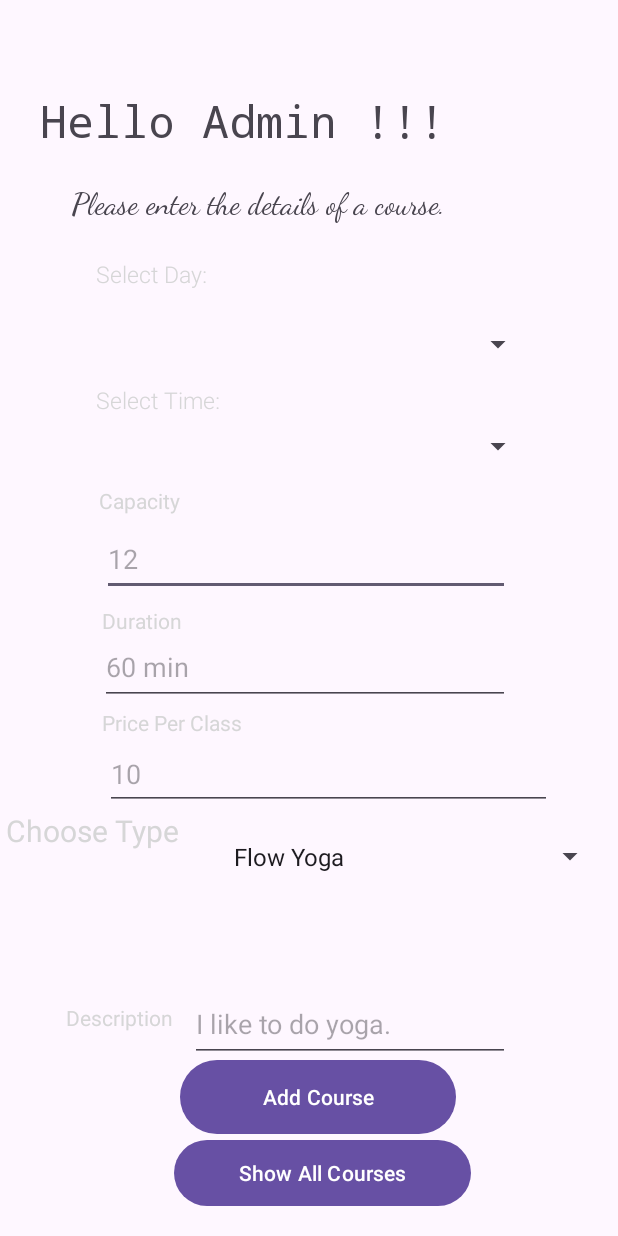
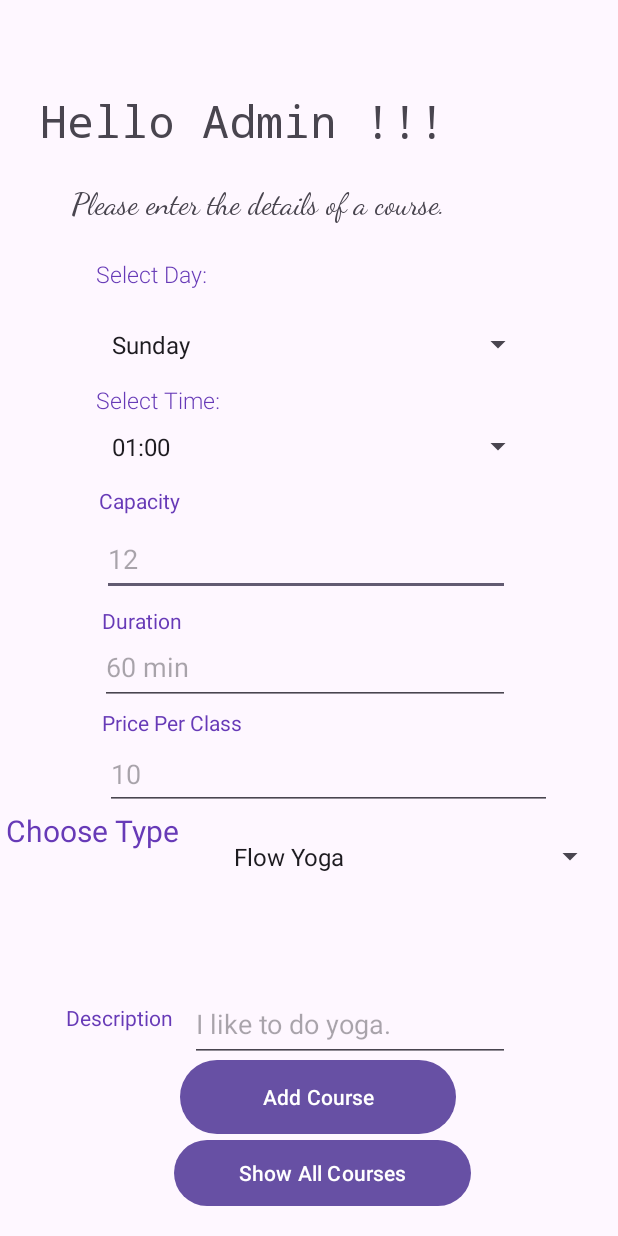
Before and after one commit to ComEngAlishba/YogaApp, an Android app: the MainActivity screen opened directly, with no data from a screen before it, on a phone screen of 412 x 824 dp. Run offline under Robolectric (Android 15) with nearby library versions, the phone set to English and light mode, and no system bars.

Commit message:
resolve error

```diff
--- a/UniversalYogaApp/app/src/main/res/layout/activity_main.xml
+++ b/UniversalYogaApp/app/src/main/res/layout/activity_main.xml
@@ -37,7 +37,7 @@
         android:layout_marginTop="324dp"
         android:layout_marginEnd="292dp"
         android:text="Capacity"
-        android:textColor="@color/teal"
+        android:textColor="@color/purple"
         app:layout_constraintEnd_toEndOf="parent"
         app:layout_constraintTop_toTopOf="parent" />
 
@@ -48,7 +48,7 @@
         android:layout_marginStart="68dp"
         android:layout_marginTop="404dp"
         android:text="Duration"
-        android:textColor="@color/teal"
+        android:textColor="@color/purple"
         app:layout_constraintStart_toStartOf="parent"
         app:layout_constraintTop_toTopOf="parent" />
 
@@ -59,7 +59,7 @@
         android:layout_marginStart="68dp"
         android:layout_marginTop="472dp"
         android:text="Price Per Class"
-        android:textColor="@color/teal"
+        android:textColor="@color/purple"
         app:layout_constraintStart_toStartOf="parent"
         app:layout_constraintTop_toTopOf="parent" />
 
@@ -70,7 +70,7 @@
         android:layout_marginStart="44dp"
         android:layout_marginBottom="136dp"
         android:text="Description"
-        android:textColor="@color/teal"
+        android:textColor="@color/purple"
         app:layout_constraintBottom_toBottomOf="parent"
         app:layout_constraintStart_toStartOf="parent" />
 
@@ -83,7 +83,7 @@
         android:fontFamily="sans-serif-light"
         android:text="Select Day:"
         android:textSize="15sp"
-        android:textColor="@color/teal"
+        android:textColor="@color/purple"
         app:layout_constraintStart_toStartOf="parent"
         app:layout_constraintTop_toTopOf="parent" />
 
@@ -95,7 +95,7 @@
         android:layout_marginTop="256dp"
         android:fontFamily="sans-serif-light"
         android:text="Select Time:"
-        android:textColor="@color/teal"
+        android:textColor="@color/purple"
         android:textSize="15sp"
         app:layout_constraintStart_toStartOf="parent"
         app:layout_constraintTop_toTopOf="parent" />
@@ -166,7 +166,7 @@
         android:layout_marginStart="4dp"
         android:layout_marginTop="540dp"
         android:text="Choose Type "
-        android:textColor="@color/teal"
+        android:textColor="@color/purple"
         android:textSize="20sp"
         app:layout_constraintStart_toStartOf="parent"
         app:layout_constraintTop_toTopOf="parent" />
--- a/UniversalYogaApp/app/src/main/res/values/colors.xml
+++ b/UniversalYogaApp/app/src/main/res/values/colors.xml
@@ -12,4 +12,8 @@
     <color name="beige">#FFEED9</color>
     <color name="white">#FFFFFF</color>
 
+    <color name="purple_7">#FFEED9</color>
+    <color name="teal">#FFFFFF</color>
+    <color name="teal_7">#FFFFFF</color>
+
 </resources>
--- a/UniversalYogaApp/app/src/main/res/values/strings.xml
+++ b/UniversalYogaApp/app/src/main/res/values/strings.xml
@@ -4,6 +4,42 @@
         <item>Flow Yoga</item>
         <item>Aerial Yoga</item>
         <item>Family Yoga</item>
+    </string-array>
+    <string-array name="nameOfDays">
+        <item>Sunday</item>
+        <item>Monday</item>
+        <item>Tuesday</item>
+        <item>Wednesday</item>
+        <item>Thursday</item>
+        <item>Friday</item>
+        <item>Saturday</item>
+    </string-array>
+
+    <string-array name="time">
+        <item>01:00</item>
+        <item>02:00</item>
+        <item>03:00</item>
+        <item>04:00</item>
+        <item>05:00</item>
+        <item>06:00</item>
+        <item>07:00</item>
+        <item>08:00</item>
+        <item>09:00</item>
+        <item>10:00</item>
+        <item>11:00</item>
+        <item>12:00</item>
+        <item>13:00</item>
+        <item>14:00</item>
+        <item>15:00</item>
+        <item>16:00</item>
+        <item>17:00</item>
+        <item>18:00</item>
+        <item>19:00</item>
+        <item>20:00</item>
+        <item>21:00</item>
+        <item>22:00</item>
+        <item>23:00</item>
+        <item>24:00</item>
     </string-array>
     <string name="title_activity_course_details_confirmation">CourseDetailsConfirmation</string>
     <!-- Strings used for fragments for navigation -->
```
Also changed, not shown: UniversalYogaApp/app/src/main/java/com/example/universalyogaapp/MainActivity.java (+10 -68 lines).
